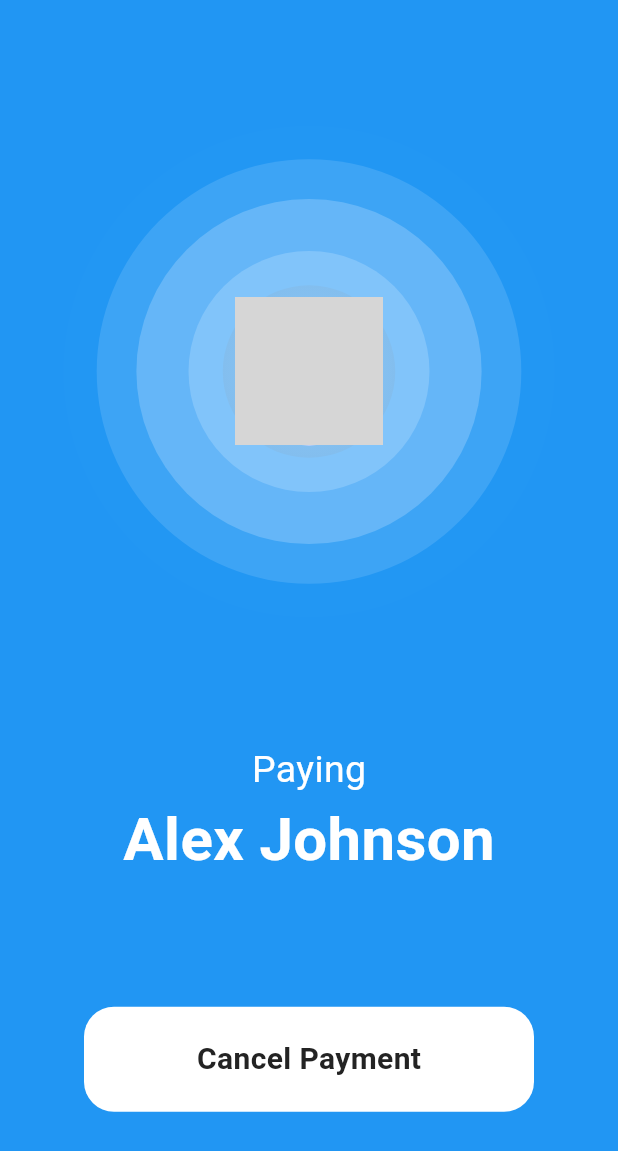
After one commit to mohammedafreedps/Payment-Management-using-local-DB, a Flutter app: the PaymentScreen screen opened directly, on a phone screen of 412 x 824 dp. The commit adds this screen. Shown: the top 1151 px of the screen. Run offline on Flutter 3.47's test engine with Material 3 defaults, Android fonts, the phone set to English and light mode, and no system bars; our stand-ins replace badges, flutter_animate, hive, hive_flutter, shimmer; accounts and stored records are empty; network calls fail; grey boxes are pictures that could not be loaded.

Commit message:
Animation added and Finalised stage 1

```diff
--- a/lib/presentation/screens/dash_board_screen/widgets/senters_list_tile.dart
+++ b/lib/presentation/screens/dash_board_screen/widgets/senters_list_tile.dart
@@ -13,7 +13,7 @@ Widget sentersListTie({required BuildContext context, required int index}) {
           children: [
             CircleAvatar(
                 radius: 35,
-                backgroundColor: AppColors.primaryFontColor,
+                backgroundColor: AppColors.primaryColor,
                 backgroundImage: NetworkImage(
                   context
                       .watch<DashBoardProvider>()
--- /dev/null
+++ b/lib/presentation/screens/payment_screen/payment_screen.dart
@@ -0,0 +1,25 @@
+import 'package:flutter/material.dart';
+import 'package:paymentmanagementapp/presentation/screens/payment_screen/widgets/animated_profile.dart';
+import 'package:paymentmanagementapp/presentation/screens/payment_screen/widgets/cancel_button.dart';
+import 'package:paymentmanagementapp/presentation/screens/payment_screen/widgets/reciver_name.dart';
+import 'package:paymentmanagementapp/presentation/styles.dart';
+
+class PaymentScreen extends StatelessWidget {
+  final int index;
+  const PaymentScreen({super.key, required this.index});
+
+  @override
+  Widget build(BuildContext context) {
+    return Scaffold(
+      backgroundColor: AppColors.accentColor,
+      body: Column(
+        mainAxisAlignment: MainAxisAlignment.spaceEvenly,
+        children: [
+          animatedProfile(context: context, index: index),
+          reciverName(context: context, index: index),
+          cancelButton(context: context)
+        ],
+      ),
+    );
+  }
+}
--- /dev/null
+++ b/lib/presentation/screens/payment_screen/widgets/animated_profile.dart
@@ -0,0 +1,20 @@
+import 'package:flutter/material.dart';
+import 'package:paymentmanagementapp/presentation/screens/payment_screen/widgets/wave_animation.dart';
+import 'package:paymentmanagementapp/providers/dash_board_provider.dart';
+import 'package:provider/provider.dart';
+
+Widget animatedProfile({required BuildContext context, required int index}) {
+  return Center(
+    child: WaveAnimation(
+      size: MediaQuery.of(context).size.width * 0.5,
+      color: Color.fromARGB(255, 138, 200, 251),
+      centerChild: CircleAvatar(
+        radius: 90,
+        backgroundImage: NetworkImage(context
+            .watch<DashBoardProvider>()
+            .senterHistoryList[index]
+            .profilePicUrl),
+      ),
+    ),
+  );
+}
--- /dev/null
+++ b/lib/presentation/screens/payment_screen/widgets/cancel_button.dart
@@ -0,0 +1,17 @@
+import 'package:flutter/material.dart';
+import 'package:paymentmanagementapp/presentation/styles.dart';
+import 'package:paymentmanagementapp/presentation/utils/navigators.dart';
+
+Widget cancelButton({required BuildContext context}){
+  return GestureDetector(
+    onTap: (){
+      Naviagators.popNavigate(context);
+    },
+    child: Container(
+      decoration: BoxDecoration(color: Colors.white,borderRadius: BorderRadius.circular(20)),
+      width: 300,
+      height: 70,
+      child:  Center(child: Text('Cancel Payment',style: TextStyles.primaryBold.copyWith(fontSize: 20),),),
+    ),
+  );
+}
--- /dev/null
+++ b/lib/presentation/screens/payment_screen/widgets/reciver_name.dart
@@ -0,0 +1,22 @@
+import 'package:flutter/material.dart';
+import 'package:flutter/widgets.dart';
+import 'package:paymentmanagementapp/presentation/styles.dart';
+import 'package:paymentmanagementapp/providers/dash_board_provider.dart';
+import 'package:provider/provider.dart';
+
+Widget reciverName({required BuildContext context, required int index}) {
+  return Column(
+    children: [
+      Text(
+        'Paying',
+        style: TextStyles.secondaryNormal
+            .copyWith(color: Colors.white, fontSize: 25),
+      ),
+      Text(
+        '${context.watch<DashBoardProvider>().senterHistoryList[index].firstName} ${context.watch<DashBoardProvider>().senterHistoryList[index].lastName}',
+        style: TextStyles.secondaryBold
+            .copyWith(color: Colors.white, fontSize: 40),
+      ),
+    ],
+  );
+}
--- /dev/null
+++ b/lib/presentation/screens/payment_screen/widgets/wave_animation.dart
@@ -0,0 +1,122 @@
+import 'dart:math' as math show sin, pi, sqrt;
+
+import 'package:flutter/material.dart';
+
+class WaveAnimation extends StatefulWidget {
+  final double size;
+  final Color color;
+  final Widget centerChild;
+
+  const WaveAnimation({
+    this.size = 80.0,
+    this.color = Colors.red,
+    required this.centerChild,
+    Key? key,
+  }) : super(key: key);
+
+  @override
+  WaveAnimationState createState() => WaveAnimationState();
+}
+
+class WaveAnimationState extends State<WaveAnimation>
+    with TickerProviderStateMixin {
+  late AnimationController animCtr;
+
+  @override
+  void initState() {
+    super.initState();
+    animCtr = AnimationController(
+      duration: const Duration(milliseconds: 2000),
+      vsync: this,
+    )..repeat();
+  }
+
+  Widget getAnimatedWidget() {
+    return Center(
+      child: Container(
+        decoration: BoxDecoration(
+          borderRadius: BorderRadius.circular(widget.size),
+          gradient: RadialGradient(
+            colors: [
+              widget.color,
+              Color.lerp(widget.color, Colors.black, .05)!
+            ],
+          ),
+        ),
+        child: ScaleTransition(
+          scale: Tween(begin: 0.95, end: 1.0).animate(
+            CurvedAnimation(
+              parent: animCtr,
+              curve: CurveWave(),
+            ),
+          ),
+          child: Container(
+            width: widget.size * 0.5,
+            height: widget.size * 0.5,
+            margin: const EdgeInsets.all(6),
+            child: widget.centerChild,
+          ),
+        ),
+      ),
+    );
+  }
+
+  @override
+  Widget build(context) {
+    return CustomPaint(
+      painter: CirclePainter(animCtr, color: widget.color),
+      child: SizedBox(
+        width: widget.size * 1.6,
+        height: widget.size * 1.6,
+        child: getAnimatedWidget(),
+      ),
+    );
+  }
+
+  @override
+  void dispose() {
+    animCtr.dispose();
+    super.dispose();
+  }
+}
+
+class CirclePainter extends CustomPainter {
+  final Color color;
+  final Animation<double> animation;
+
+  CirclePainter(
+    this.animation, {
+    required this.color,
+  }) : super(repaint: animation);
+
+  void circle(Canvas canvas, Rect rect, double value) {
+    final double opacity = (1.0 - (value / 4.0)).clamp(0.0, 1.0);
+    final Color rippleColor = color.withOpacity(opacity);
+    final double size = rect.width / 2;
+    final double area = size * size;
+    final double radius = math.sqrt(area * value / 4);
+    final Paint paint = Paint()..color = rippleColor;
+    canvas.drawCircle(rect.center, radius, paint);
+  }
+
+  @override
+  void paint(Canvas canvas, Size size) {
+    final Rect rect = Rect.fromLTRB(0.0, 0.0, size.width, size.height);
+    for (int wave = 3; wave >= 0; wave--) {
+      circle(canvas, rect, wave + animation.value);
+    }
+  }
+
+  @override
+  bool shouldRepaint(CirclePainter oldDelegate) => true;
+}
+
+class CurveWave extends Curve {
+  @override
+  double transform(double t) {
+    if (t == 0 || t == 1) {
+      return 0.01;
+    }
+    return math.sin(t * math.pi);
+  }
+}
--- a/lib/presentation/screens/scan_recipt_screen.dart
+++ b/lib/presentation/screens/scan_recipt_screen.dart
@@ -5,6 +5,10 @@ class ScanReciptScreen extends StatelessWidget {
 
   @override
   Widget build(BuildContext context) {
-    return const Placeholder();
+    return const Scaffold(
+      body: Center(
+        child: Text('Scan'),
+      ),
+    );
   }
 }
--- a/lib/presentation/screens/setting_screen/widgets/user_detail.dart
+++ b/lib/presentation/screens/setting_screen/widgets/user_detail.dart
@@ -16,7 +16,8 @@ Widget userDetail() {
         ],
       ),
       const CircleAvatar(
-        backgroundColor: Colors.amber,
+        backgroundColor: AppColors.primaryColor,
+        backgroundImage: NetworkImage('https://images.unsplash.com/photo-1641320485649-7063cd9f4a79?q=80&w=1974&auto=format&fit=crop&ixlib=rb-4.0.3&ixid=M3wxMjA3fDB8MHxwaG90by1wYWdlfHx8fGVufDB8fHx8fA%3D%3D'),
         radius: 75,
       ),
       const SizedBox(
--- a/lib/presentation/widgets/search_bar_Delegate.dart
+++ b/lib/presentation/widgets/search_bar_Delegate.dart
@@ -13,7 +13,6 @@ class SearchBarDelegate extends SliverPersistentHeaderDelegate {
         ? GestureDetector(
             onTap: () {
               context.read<DashBoardProvider>().checkSearchFocused(false);
-              context.read<DashBoardProvider>().test(false);
             },
             child: Container(
               height: 70,
@@ -42,6 +41,9 @@ class SearchBarDelegate extends SliverPersistentHeaderDelegate {
             color: AppColors.primaryColor,
             padding: EdgeInsets.symmetric(horizontal: (screenWidth - containerWidth) / 2, vertical: 12.5),
             child: TextField(
+              onChanged: (value){
+                context.read<DashBoardProvider>().searchResults(value);
+              },
               cursorColor: AppColors.accentColor,
               decoration: InputDecoration(
                 contentPadding: const EdgeInsets.only(top: 11),
@@ -56,7 +58,7 @@ class SearchBarDelegate extends SliverPersistentHeaderDelegate {
                 prefixIcon: IconButton(
                   onPressed: () {
                     context.read<DashBoardProvider>().checkSearchFocused(true);
-                    context.read<DashBoardProvider>().test(true);
+                    context.read<DashBoardProvider>().searchResults('');
                   },
                   icon: const Icon(Icons.close),
                   color: AppColors.accentColor,
--- a/pubspec.yaml
+++ b/pubspec.yaml
@@ -40,6 +40,7 @@ dependencies:
   hive:
   hive_flutter:
   shimmer: ^3.0.0
+  flutter_animate: ^4.5.0
 
 dev_dependencies:
   flutter_test:
```
Also changed, not shown: lib/presentation/screens/dash_board_screen/dash_board_screen.dart (+14 -4 lines), lib/presentation/screens/dash_board_screen/widgets/activity_tile.dart (+5 -5 lines), lib/presentation/screens/dash_board_screen/widgets/profile.dart (+6 -3 lines), lib/presentation/screens/dash_board_screen/widgets/senters_history.dart (+17 -4 lines), lib/presentation/screens/sent_and_request_screen.dart (+9 -1 lines), lib/presentation/utils/navigators.dart (added, +10 -0 lines), lib/providers/dash_board_provider.dart (+23 -8 lines), pubspec.lock, 5 other files.
